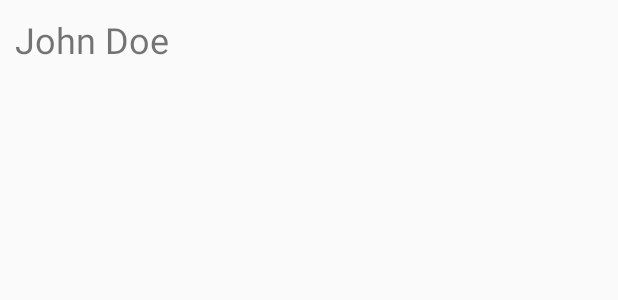
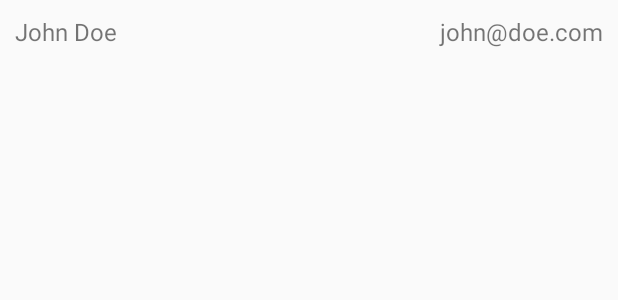
Before and after one commit to PUJCompMovL1730/WeBike, an Android app: the layout user_list_item.xml on its own in the app's theme, with its tools: preview values and no code run, on a phone screen of 412 x 824 dp. Shown: the top 300 px of the screen. Run offline under Robolectric (Android 15) with nearby library versions, the phone set to English and light mode, and no system bars.

Commit message:
Fixed login trimming error. Added login error notification. Modified User list items. Modified credentials validation

```diff
--- a/WeBike/app/src/main/java/webike/webike/UserArrayAdapter.java
+++ b/WeBike/app/src/main/java/webike/webike/UserArrayAdapter.java
@@ -8,6 +8,8 @@ import android.view.View;
 import android.view.ViewGroup;
 import android.widget.ArrayAdapter;
 import android.widget.TextView;
+
+import org.w3c.dom.Text;
 
 import java.util.ArrayList;
 
@@ -35,7 +37,10 @@ public class UserArrayAdapter extends ArrayAdapter<User> {
         User u = getItem(position);
         if( u != null ){
             TextView text = (TextView) v.findViewById(R.id.user_name);
+            TextView email = (TextView) v.findViewById(R.id.user_email);
+
             text.setText(u.getFirstName()+" "+u.getLastName());
+            email.setText( u.getEmail() );
         }
         return v;
     }
--- a/WeBike/app/src/main/res/layout/activity_login.xml
+++ b/WeBike/app/src/main/res/layout/activity_login.xml
@@ -5,7 +5,8 @@
     android:layout_width="match_parent"
     android:layout_height="match_parent"
     tools:context="webike.webike.LoginActivity"
-    android:padding="20dp">
+    android:padding="20dp"
+    android:id="@+id/login_parent">
 
     <LinearLayout
         android:layout_width="match_parent"
--- a/WeBike/app/src/main/res/layout/user_list_item.xml
+++ b/WeBike/app/src/main/res/layout/user_list_item.xml
@@ -2,11 +2,27 @@
 <LinearLayout xmlns:android="http://schemas.android.com/apk/res/android"
     android:orientation="vertical" android:layout_width="match_parent"
     android:layout_height="match_parent">
-    <TextView
-        android:id="@+id/user_name"
+    <LinearLayout
         android:layout_width="match_parent"
         android:layout_height="wrap_content"
-        android:textSize="24sp"
-        android:text="John Doe"
-        android:layout_margin="10dp"/>
+        android:orientation="horizontal"
+        android:layout_margin="10dp">
+        <TextView
+            android:id="@+id/user_name"
+            android:layout_width="wrap_content"
+            android:layout_height="wrap_content"
+            android:textSize="16sp"
+            android:text="John Doe"
+            android:gravity="left"
+            android:layout_weight="1"
+            />
+        <TextView
+            android:id="@+id/user_email"
+            android:layout_width="wrap_content"
+            android:layout_height="wrap_content"
+            android:textSize="16sp"
+            android:text="john@doe.com"
+            android:gravity="right"
+            android:layout_weight="1"/>
+    </LinearLayout>
 </LinearLayout>
```
Also changed, not shown: WeBike/app/src/main/java/webike/webike/LoginActivity.java (+8 -3 lines), WeBike/app/src/main/java/webike/webike/SearchUserActivity.java (+20 -6 lines), WeBike/app/src/main/java/webike/webike/utils/Validator.java (+13 -1 lines).
